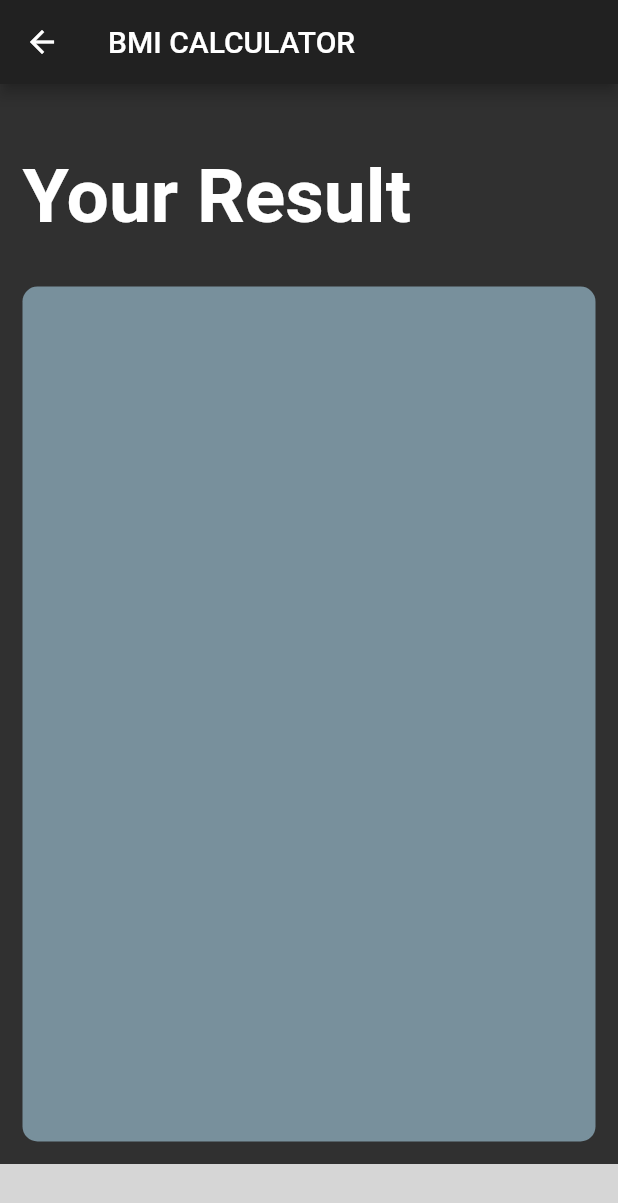
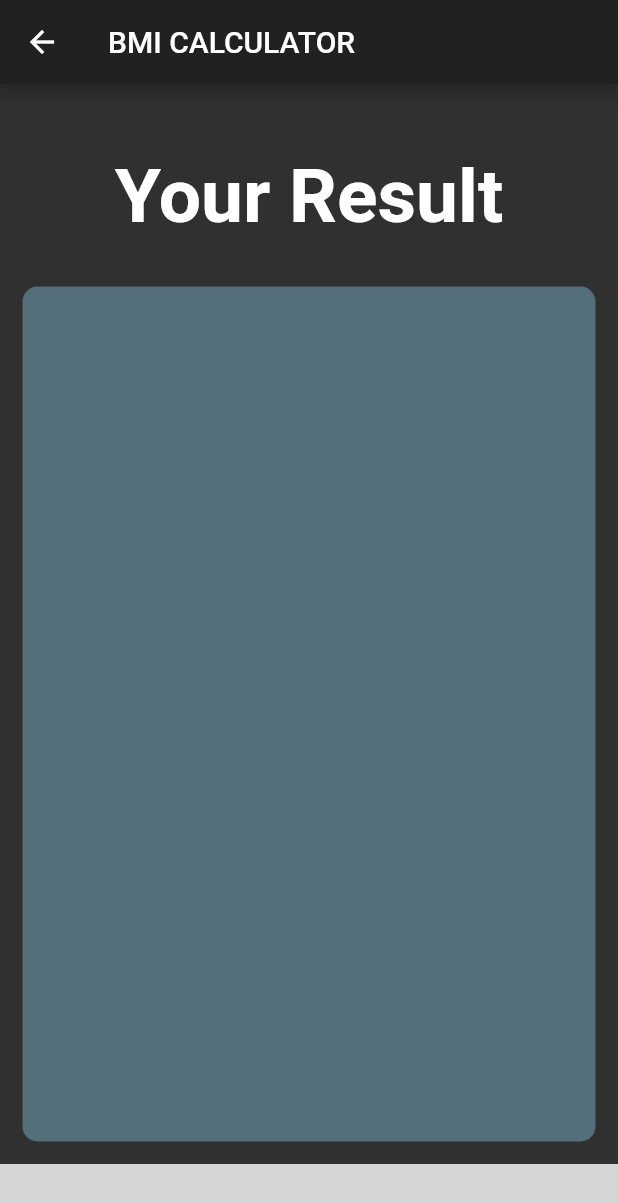
Before and after one commit to apphow/bmi_app, a Flutter app: the ResultsPage screen opened directly with empty values, on a phone screen of 412 x 824 dp. Shown: the top 1203 px of the screen. Run offline on Flutter 3.47's test engine with Material 2 defaults, Android fonts, the light colour scheme and no system bars; our stand-ins replace font_awesome_flutter; grey boxes are pictures that could not be loaded.

Commit message:
Style changes, bmi calculation

```diff
--- a/lib/calculator_brain.dart
+++ b/lib/calculator_brain.dart
@@ -25,11 +25,11 @@ class CalculatorBrain {
 
   String getInterpretation() {
     if (_bmi >= 25) {
-      return 'You have a higher than normal body weight. Try to exercise more.';
+      return 'You have a higher than normal body weight. Consider exercising more.';
     } else if (_bmi >= 18.5) {
       return 'You have a normal body weight. Keep up the good work.';
     } else {
-      return 'You have a lower than averge body wieght.';
+      return 'You have a lower than average body weight.';
     }
   }
 }
--- a/lib/components/reusable_card.dart
+++ b/lib/components/reusable_card.dart
@@ -15,7 +15,7 @@ class ReusableCard extends StatelessWidget {
         margin: EdgeInsets.all(15.0),
         decoration: BoxDecoration(
           borderRadius: BorderRadius.circular(10.0),
-          color: Colors.blueGrey[400],
+          color: color,
         ),
       ),
     );
--- a/lib/components/round_icon_button.dart
+++ b/lib/components/round_icon_button.dart
@@ -6,6 +6,7 @@ class RoundIconButton extends StatelessWidget {
 
   final IconData icon;
   final Function onPressed;
+
   @override
   Widget build(BuildContext context) {
     return RawMaterialButton(
@@ -17,7 +18,7 @@ class RoundIconButton extends StatelessWidget {
         height: 56.0,
       ),
       shape: CircleBorder(),
-      fillColor: Colors.blueGrey[600],
+      fillColor: Colors.blueGrey[700],
     );
   }
 }
--- a/lib/constants.dart
+++ b/lib/constants.dart
@@ -1,9 +1,9 @@
 import 'package:flutter/material.dart';
 
 const kBottomContainerHeight = 80.0;
-const kActiveCardColor = Colors.blueGrey;
 const kBottomContainerColor = Colors.blueGrey;
-const kInactiveCardColor = Colors.blue;
+const kActiveCardColor = Color(0xFF546E7A);
+const kInactiveCardColor = Color(0xFF78909C);
 
 const kLabelTextStyle = TextStyle(
   fontSize: 23.0,
@@ -28,7 +28,7 @@ const kTitleTextStyle = TextStyle(
 
 const kResultTextStyle = TextStyle(
   color: Colors.red,
-  fontSize: 22.0,
+  fontSize: 28.0,
   fontWeight: FontWeight.bold,
 );
 
@@ -38,5 +38,5 @@ const kBMITextStyle = TextStyle(
 );
 
 const kBodyTextStyle = TextStyle(
-  fontSize: 22,
+  fontSize: 28,
 );
--- a/lib/screens/results_page.dart
+++ b/lib/screens/results_page.dart
@@ -26,7 +26,7 @@ class ResultsPage extends StatelessWidget {
           Expanded(
             child: Container(
               padding: EdgeInsets.all(15.0),
-              alignment: Alignment.bottomLeft,
+              alignment: Alignment.bottomCenter,
               child: Text(
                 'Your Result',
                 style: kTitleTextStyle,
```
Also changed, not shown: lib/screens/input_page.dart (+8 -14 lines), 38 other files.
